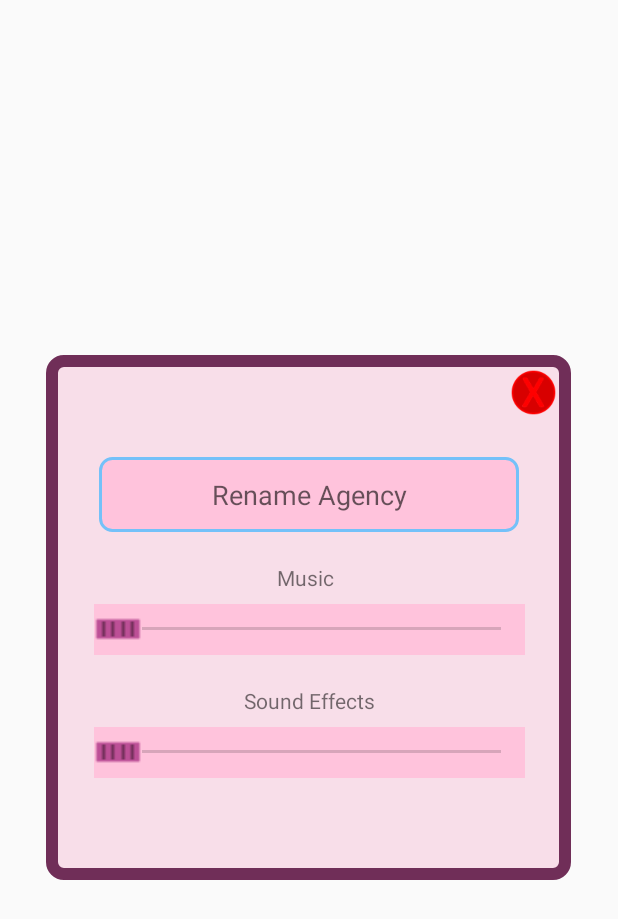
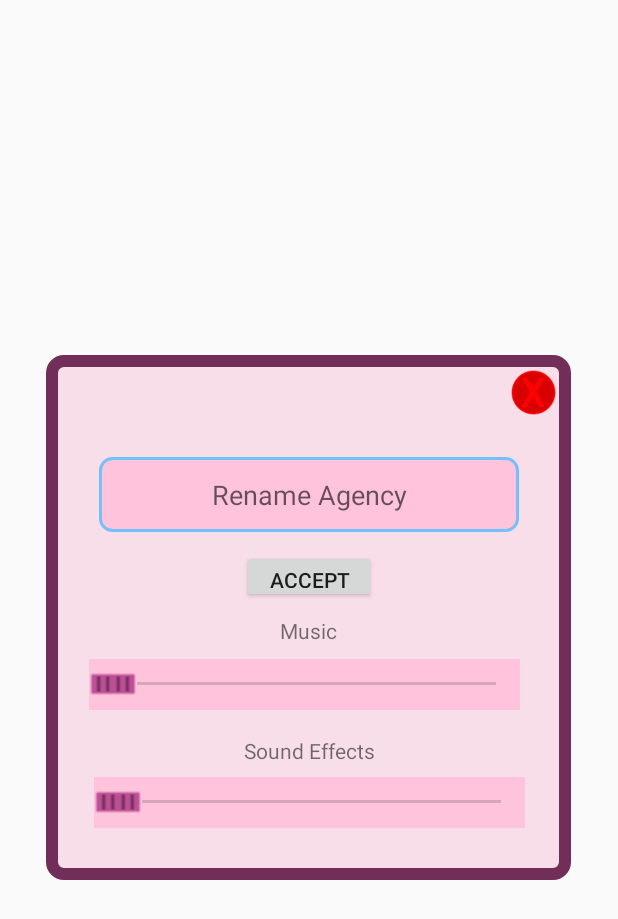
Before and after one commit to ringating/idleidols, an Android app: the layout settings_menu.xml on its own in the app's theme, with its tools: preview values and no code run, on a phone screen of 412 x 824 dp. Shown: the top 919 px of the screen. Run offline under Robolectric (Android 15) with nearby library versions, the light colour scheme and no system bars.

Commit message:
Renaming is done

```diff
--- a/app/src/main/java/com/example/myapplication/TaskIdolCard.java
+++ b/app/src/main/java/com/example/myapplication/TaskIdolCard.java
@@ -1,9 +1,7 @@
 package com.example.myapplication;
 
 import android.app.Activity;
-import android.content.Context;
 import android.content.Intent;
-import android.media.Image;
 import android.os.Bundle;
 import android.util.Log;
 import android.view.LayoutInflater;
@@ -14,7 +12,6 @@ import android.widget.TextView;
 
 import androidx.annotation.Nullable;
 import androidx.fragment.app.DialogFragment;
-import androidx.fragment.app.Fragment;
 import androidx.fragment.app.FragmentManager;
 
 import java.util.ArrayList;
--- a/app/src/main/res/layout/settings_menu.xml
+++ b/app/src/main/res/layout/settings_menu.xml
@@ -20,24 +20,13 @@
         app:srcCompat="@drawable/xbutton" />
 
     <SeekBar
-        android:id="@+id/seekBar2"
-        android:layout_width="287dp"
-        android:layout_height="34dp"
-        android:layout_marginTop="48dp"
-        android:background="@color/pink"
-        android:thumb="@drawable/holo"
-        app:layout_constraintEnd_toEndOf="parent"
-        app:layout_constraintHorizontal_bias="0.507"
-        app:layout_constraintStart_toStartOf="parent"
-        app:layout_constraintTop_toBottomOf="@+id/renameButton" />
-
-    <SeekBar
         android:id="@+id/seekBar3"
         android:layout_width="287dp"
         android:layout_height="34dp"
-        android:layout_marginTop="48dp"
+        android:layout_marginTop="10dp"
         android:background="@color/pink"
         android:thumb="@drawable/holo"
+        app:layout_constraintBottom_toBottomOf="parent"
         app:layout_constraintEnd_toEndOf="parent"
         app:layout_constraintHorizontal_bias="0.507"
         app:layout_constraintStart_toStartOf="parent"
@@ -47,28 +36,45 @@
         android:id="@+id/textView1"
         android:layout_width="wrap_content"
         android:layout_height="wrap_content"
+        android:layout_marginStart="146dp"
+        android:layout_marginEnd="145dp"
         android:layout_marginBottom="8dp"
-        android:layout_marginEnd="145dp"
-        android:layout_marginStart="146dp"
         android:text="Sound Effects"
         app:layout_constraintBottom_toTopOf="@+id/seekBar3"
         app:layout_constraintEnd_toEndOf="parent"
-        app:layout_constraintStart_toStartOf="parent" />
+        app:layout_constraintStart_toStartOf="parent"
+        app:layout_constraintTop_toBottomOf="@+id/seekBar2"
+        app:layout_constraintVertical_bias="1.0" />
 
     <TextView
         android:id="@+id/textView2"
         android:layout_width="wrap_content"
         android:layout_height="wrap_content"
-        android:layout_marginBottom="8dp"
+        android:layout_marginStart="143dp"
         android:layout_marginEnd="148dp"
-        android:layout_marginStart="143dp"
         android:text="Music"
         app:layout_constraintBottom_toTopOf="@+id/seekBar2"
         app:layout_constraintEnd_toEndOf="parent"
-        app:layout_constraintStart_toStartOf="parent" />
+        app:layout_constraintHorizontal_bias="0.619"
+        app:layout_constraintStart_toStartOf="parent"
+        app:layout_constraintTop_toBottomOf="@+id/acceptButton"
+        app:layout_constraintVertical_bias="0.464" />
+
+    <SeekBar
+        android:id="@+id/seekBar2"
+        android:layout_width="287dp"
+        android:layout_height="34dp"
+        android:background="@color/pink"
+        android:thumb="@drawable/holo"
+        app:layout_constraintBottom_toBottomOf="parent"
+        app:layout_constraintEnd_toEndOf="parent"
+        app:layout_constraintHorizontal_bias="0.46"
+        app:layout_constraintStart_toStartOf="parent"
+        app:layout_constraintTop_toBottomOf="@+id/acceptButton"
+        app:layout_constraintVertical_bias="0.246" />
 
     <EditText
-        android:id="@+id/renameButton"
+        android:id="@+id/renameBox"
         android:layout_width="wrap_content"
         android:layout_height="wrap_content"
         android:layout_marginTop="68dp"
@@ -81,4 +87,14 @@
         app:layout_constraintStart_toStartOf="parent"
         app:layout_constraintTop_toTopOf="parent" />
 
+    <Button
+        android:id="@+id/acceptButton"
+        android:layout_width="89dp"
+        android:layout_height="35dp"
+        android:layout_marginTop="12dp"
+        android:text="Accept"
+        app:layout_constraintEnd_toEndOf="parent"
+        app:layout_constraintStart_toStartOf="parent"
+        app:layout_constraintTop_toBottomOf="@+id/renameBox" />
+
 </androidx.constraintlayout.widget.ConstraintLayout>
```
Also changed, not shown: app/src/main/java/com/example/myapplication/IdolListMenuDialog.java (+1 -8 lines), app/src/main/java/com/example/myapplication/MainActivity.java (+28 -5 lines), app/src/main/java/com/example/myapplication/SettingsDialogFragment.java (added, +63 -0 lines).
